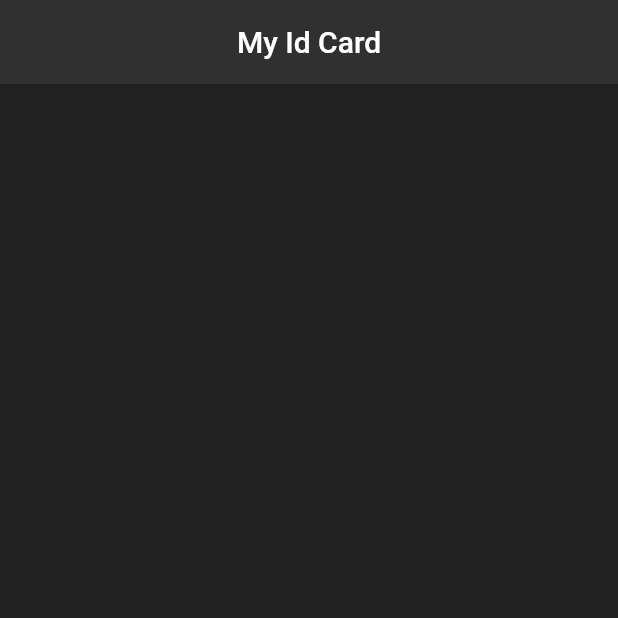
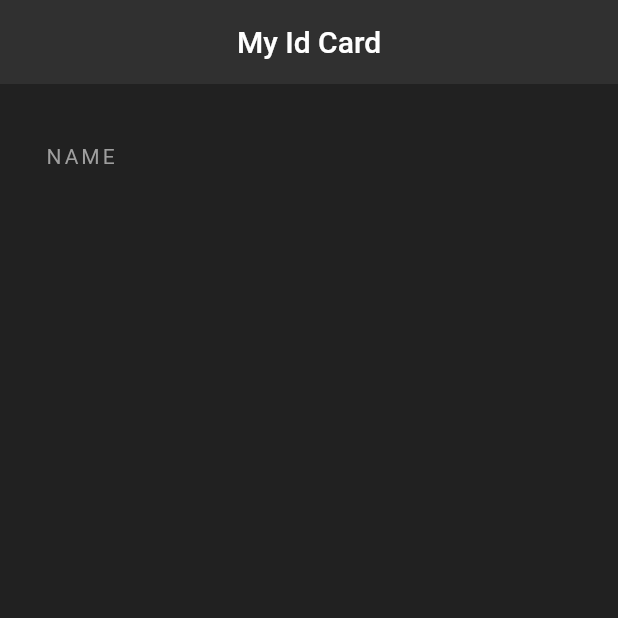
Before and after one commit to Darshana97/My_Flutter_Programms, a Flutter app: the screen it shows after launch, on a phone screen of 412 x 824 dp, the top half of it. Run offline on Flutter 3.47's test engine with Material 2 defaults, Android fonts, the phone set to English and light mode, and no system bars.

Commit message:
ui interface

```diff
--- a/id_ui/lib/main.dart
+++ b/id_ui/lib/main.dart
@@ -1,8 +1,8 @@
 import 'package:flutter/material.dart';
 
 void main() => runApp(MaterialApp(
-  home: Ui(),
-));
+      home: Ui(),
+    ));
 
 class Ui extends StatelessWidget {
   @override
@@ -15,6 +15,15 @@ class Ui extends StatelessWidget {
         backgroundColor: Colors.grey[850],
         elevation: 0.0,
       ),
+      body: Padding(
+        padding: EdgeInsets.fromLTRB(30.0, 40.0, 30.0, 0.0),
+        child: Column(
+          children: <Widget>[
+            Text("NAME",
+                style: TextStyle(color: Colors.grey, letterSpacing: 2.0))
+          ],
+        ),
+      ),
     );
   }
 }
```
